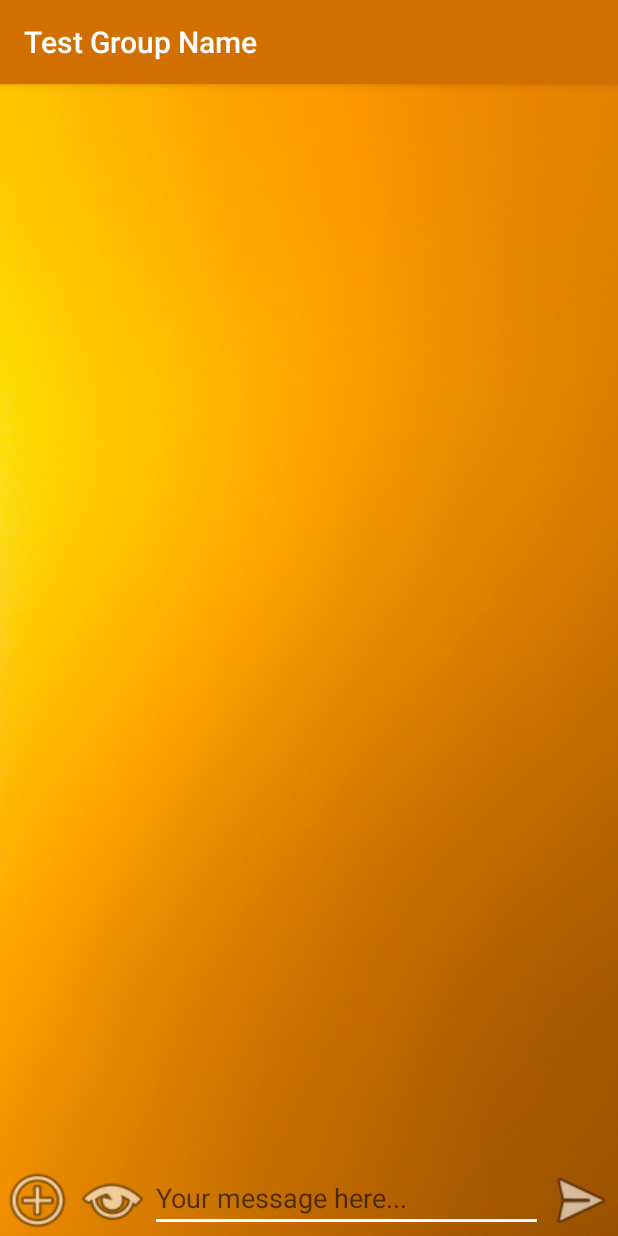
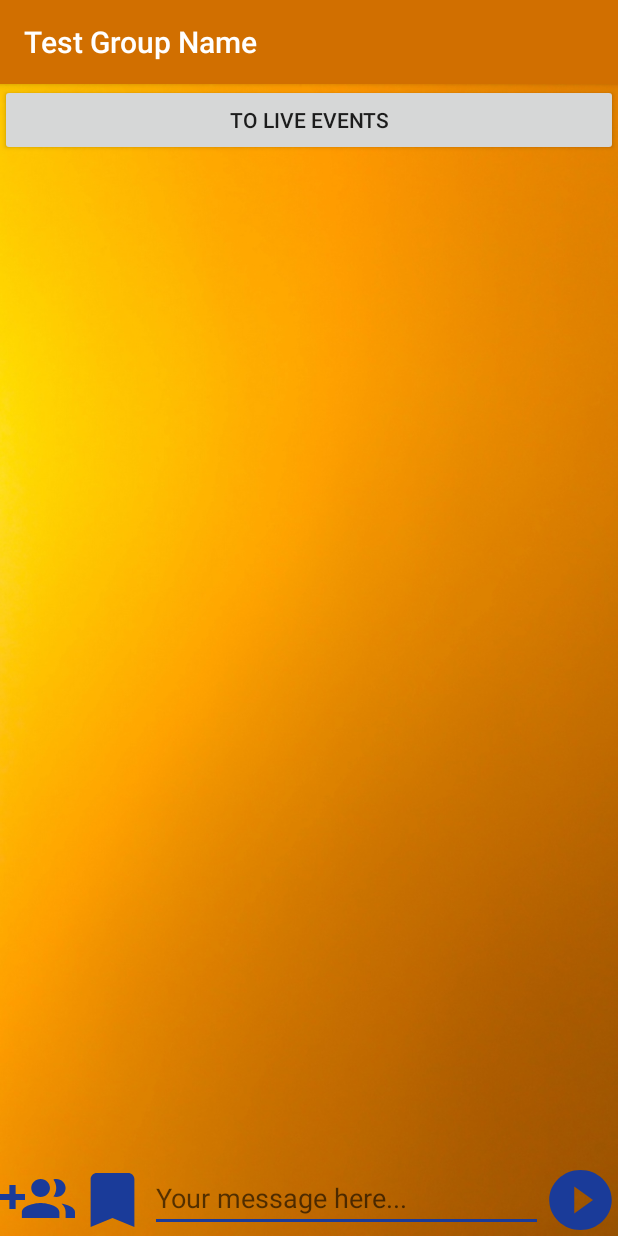
Before and after one commit to wakerman17/frIeNDr_android, an Android app: the GroupChat screen opened directly, with no data from a screen before it, on a phone screen of 412 x 824 dp. Run offline under Robolectric (Android 15) with nearby library versions, the phone set to English and light mode, and no system bars; our stand-ins replace Firebase (no records; nobody signed in at launch, a user with empty details on screens opened directly).

Commit message:
Added create event and list events

```diff
--- a/app/build.gradle
+++ b/app/build.gradle
@@ -25,13 +25,10 @@ dependencies {
     implementation 'com.android.support:appcompat-v7:28.0.0'
     implementation 'com.android.support.constraint:constraint-layout:1.1.3'
 
-
-
     // firebase chat stuff
     implementation 'com.google.firebase:firebase-core:16.0.1'
     implementation 'com.google.firebase:firebase-database:16.0.1'
     implementation 'com.google.firebase:firebase-auth:16.0.3'
-    implementation 'com.android.support:recyclerview-v7:23.2.1'
 
     implementation 'com.android.support:support-v4:28.0.0'
     implementation 'com.android.support:design:28.0.0'
--- a/app/src/main/java/android/friendr/view/GroupChat.java
+++ b/app/src/main/java/android/friendr/view/GroupChat.java
@@ -41,7 +41,7 @@ public class GroupChat extends AppCompatActivity {
 
     private EditText userMessageInput;
     private LinearLayout messageView;
-    Button btnSend, btnCreateEvent, btnFav;
+    Button btnSend, btnCreateEvent, btnFav, btnToLiveEvents;
     ScrollView mScrollView;
     String currentGroupName, currentUserID, currentUserName;
     String currentDate, currentTime;
@@ -65,13 +65,10 @@ public class GroupChat extends AppCompatActivity {
         mAuth = FirebaseAuth.getInstance();
         currentUserID = mAuth.getCurrentUser().getUid();
         UsersRef = FirebaseDatabase.getInstance().getReference().child("Users");
-        GroupNameRef = FirebaseDatabase.getInstance().getReference().child("Groups").child(currentGroupName);
-
+        GroupNameRef = FirebaseDatabase.getInstance().getReference().child("Groups").child(currentGroupName).child("Chat");
 
         initFields();
         getUserInfo();
-
-
 
 
 
@@ -91,12 +88,22 @@ public class GroupChat extends AppCompatActivity {
             }
         });
 
+        btnToLiveEvents.setOnClickListener(new View.OnClickListener() {
+
+            @Override
+            public void onClick(View arg0) {
+                Intent nextWindow = new Intent(GroupChat.this, EventList.class);
+                startActivity(nextWindow);
+            }
+        });
+
     }
 
 
     @Override
     protected void onStart() {
         super.onStart();
+        getUserInfo();
 
         GroupNameRef.addChildEventListener(new ChildEventListener() {
             @Override
@@ -131,6 +138,37 @@ public class GroupChat extends AppCompatActivity {
     }
 
 
+    private void getUserInfo() {
+        UsersRef.child(currentUserID).addValueEventListener(new ValueEventListener() {
+            @Override
+            public void onDataChange(@NonNull DataSnapshot dataSnapshot) {
+                if(dataSnapshot.exists()) {
+                    //System.out.println(">>> Datasnap " + dataSnapshot.child("username").getValue());
+                    currentUserName = dataSnapshot.child("username").getValue().toString();
+                }
+            }
+
+            @Override
+            public void onCancelled(@NonNull DatabaseError databaseError) {
+
+            }
+        });
+
+    }
+
+
+    private void initFields() {
+        btnSend = findViewById(R.id.gr_send_button);
+        btnCreateEvent = findViewById(R.id.gr_create_ev_button);
+        btnFav = findViewById(R.id.gr_fav_button);
+        btnToLiveEvents = findViewById(R.id.gr_to_live_events);
+        messageView = findViewById(R.id.gr_message_view);
+        userMessageInput = findViewById(R.id.gr_input_message);
+        mScrollView = findViewById(R.id.gr_scroll_view);
+    }
+
+
+
     private void SaveMessageToDatabase() {
         String txt_message = userMessageInput.getText().toString();
         String messageKey = GroupNameRef.push().getKey();
@@ -160,35 +198,6 @@ public class GroupChat extends AppCompatActivity {
             GroupMessageKeyRef.updateChildren(messageInfoMap);
         }
     }
-
-    private void getUserInfo() {
-        UsersRef.child(currentUserID).addValueEventListener(new ValueEventListener() {
-            @Override
-            public void onDataChange(@NonNull DataSnapshot dataSnapshot) {
-                if(dataSnapshot.exists()) {
-                    currentUserName = dataSnapshot.child("username").getValue().toString();
-                }
-            }
-
-            @Override
-            public void onCancelled(@NonNull DatabaseError databaseError) {
-
-            }
-        });
-
-    }
-
-    private void initFields() {
-        btnSend = findViewById(R.id.gr_send_button);
-        btnCreateEvent = findViewById(R.id.gr_create_ev_button);
-        btnFav = findViewById(R.id.gr_fav_button);
-        messageView = findViewById(R.id.gr_message_view);
-        userMessageInput = findViewById(R.id.gr_input_message);
-        mScrollView = findViewById(R.id.gr_scroll_view);
-    }
-
-
-
 
 
 
@@ -230,7 +239,6 @@ public class GroupChat extends AppCompatActivity {
             t.setText(message);
             messageView.addView(my_message);
             //my_message.requestFocus();
-
         } else {
             RelativeLayout their_message = (RelativeLayout) LayoutInflater.from(GroupChat.this).inflate(R.layout.their_message, null);
             TextView name = (TextView) their_message.getChildAt(1);
--- a/app/src/main/java/android/friendr/view/MyEditTextDatePicker.java
+++ b/app/src/main/java/android/friendr/view/MyEditTextDatePicker.java
@@ -14,7 +14,7 @@ public class MyEditTextDatePicker  implements View.OnClickListener, DatePickerDi
     EditText _editText;
     private int _day;
     private int _month;
-    private int _birthYear;
+    private int _Year;
     private Context _context;
 
     public MyEditTextDatePicker(Context context, int editTextViewID)
@@ -27,7 +27,7 @@ public class MyEditTextDatePicker  implements View.OnClickListener, DatePickerDi
 
     @Override
     public void onDateSet(DatePicker view, int year, int monthOfYear, int dayOfMonth) {
-        _birthYear = year;
+        _Year = year;
         _month = monthOfYear;
         _day = dayOfMonth;
         updateDisplay();
@@ -48,6 +48,6 @@ public class MyEditTextDatePicker  implements View.OnClickListener, DatePickerDi
 
         _editText.setText(new StringBuilder()
                 // Month is 0 based so add 1
-                .append(_day).append("/").append(_month + 1).append("/").append(_birthYear).append(" "));
+                .append(_Year).append("/").append(_month + 1).append("/").append(_day).append(" "));
     }
 }
--- /dev/null
+++ b/app/src/main/res/drawable/ico_bookmark.xml
@@ -0,0 +1,9 @@
+<vector xmlns:android="http://schemas.android.com/apk/res/android"
+        android:width="24dp"
+        android:height="24dp"
+        android:viewportWidth="24.0"
+        android:viewportHeight="24.0">
+    <path
+        android:fillColor="@color/messageColor"
+        android:pathData="M17,3H7c-1.1,0 -1.99,0.9 -1.99,2L5,21l7,-3 7,3V5c0,-1.1 -0.9,-2 -2,-2z"/>
+</vector>
--- /dev/null
+++ b/app/src/main/res/drawable/ico_create_group.xml
@@ -0,0 +1,9 @@
+<vector xmlns:android="http://schemas.android.com/apk/res/android"
+        android:width="24dp"
+        android:height="24dp"
+        android:viewportWidth="24.0"
+        android:viewportHeight="24.0">
+    <path
+        android:fillColor="@color/messageColor"
+        android:pathData="M8,10L5,10L5,7L3,7v3L0,10v2h3v3h2v-3h3v-2zM18,11c1.66,0 2.99,-1.34 2.99,-3S19.66,5 18,5c-0.32,0 -0.63,0.05 -0.91,0.14 0.57,0.81 0.9,1.79 0.9,2.86s-0.34,2.04 -0.9,2.86c0.28,0.09 0.59,0.14 0.91,0.14zM13,11c1.66,0 2.99,-1.34 2.99,-3S14.66,5 13,5c-1.66,0 -3,1.34 -3,3s1.34,3 3,3zM19.62,13.16c0.83,0.73 1.38,1.66 1.38,2.84v2h3v-2c0,-1.54 -2.37,-2.49 -4.38,-2.84zM13,13c-2,0 -6,1 -6,3v2h12v-2c0,-2 -4,-3 -6,-3z"/>
+</vector>
--- /dev/null
+++ b/app/src/main/res/drawable/ico_send_msg.xml
@@ -0,0 +1,9 @@
+<vector xmlns:android="http://schemas.android.com/apk/res/android"
+        android:width="24dp"
+        android:height="24dp"
+        android:viewportWidth="24.0"
+        android:viewportHeight="24.0">
+    <path
+        android:fillColor="@color/messageColor"
+        android:pathData="M12,2C6.48,2 2,6.48 2,12s4.48,10 10,10 10,-4.48 10,-10S17.52,2 12,2zM10,16.5v-9l6,4.5 -6,4.5z"/>
+</vector>
--- a/app/src/main/res/layout/activity_group_chat.xml
+++ b/app/src/main/res/layout/activity_group_chat.xml
@@ -8,11 +8,17 @@
         android:layout_height="match_parent"
         android:background="@drawable/orange_gradient_1"
         tools:context=".view.GroupChat"
+    >
 
-    >
+    <Button
+        android:id="@+id/gr_to_live_events"
+        android:layout_width="match_parent"
+        android:layout_height="wrap_content"
+        android:text="To Live Events" />
 
     <ScrollView
         android:id="@+id/gr_scroll_view"
+        android:layout_below="@+id/gr_to_live_events"
         android:layout_width="match_parent"
         android:layout_height="wrap_content"
         android:layout_above="@+id/footer"
@@ -39,25 +45,26 @@
             android:id="@+id/gr_create_ev_button"
             android:layout_width="50dp"
             android:layout_height="wrap_content"
-            android:background="@android:drawable/ic_menu_add" />
+            android:background="@drawable/ico_create_group" />
         <Button
             android:id="@+id/gr_fav_button"
             android:layout_width="50dp"
             android:layout_height="wrap_content"
-            android:background="@android:drawable/ic_menu_view" />
+            android:background="@drawable/ico_bookmark" />
         <EditText
             android:id="@+id/gr_input_message"
+            android:shadowColor="#1a3b99"
             android:layout_width="0dp"
             android:layout_weight="1"
             android:layout_height="wrap_content"
-            android:backgroundTint="@android:color/white"
+            android:backgroundTint="#1a3b99"
             android:hint="Your message here..."
             android:inputType="textMultiLine" />
         <Button
             android:id="@+id/gr_send_button"
             android:layout_width="50dp"
             android:layout_height="wrap_content"
-            android:background="@android:drawable/ic_menu_send" />
+            android:background="@drawable/ico_send_msg" />
 
     </LinearLayout>
 
--- a/app/src/main/res/values/colors.xml
+++ b/app/src/main/res/values/colors.xml
@@ -3,4 +3,5 @@
     <color name="colorPrimary">#d16f00</color>
     <color name="colorPrimaryDark">#00574B</color>
     <color name="colorAccent">#D81B60</color>
+    <color name="messageColor">#1a3b99</color>
 </resources>
```
Also changed, not shown: app/src/main/AndroidManifest.xml (+12 -13 lines), app/src/main/java/android/friendr/view/CreateEvent.java (+76 -4 lines), app/src/main/java/android/friendr/view/EventList.java (added, +125 -0 lines), app/src/main/res/layout/activity_create_event.xml (+5 -14 lines), app/src/main/res/layout/activity_event_list.xml (added, +32 -0 lines), app/src/main/res/layout/event.xml (added, +43 -0 lines), app/src/main/res/values/strings.xml (line endings or trailing spaces).
